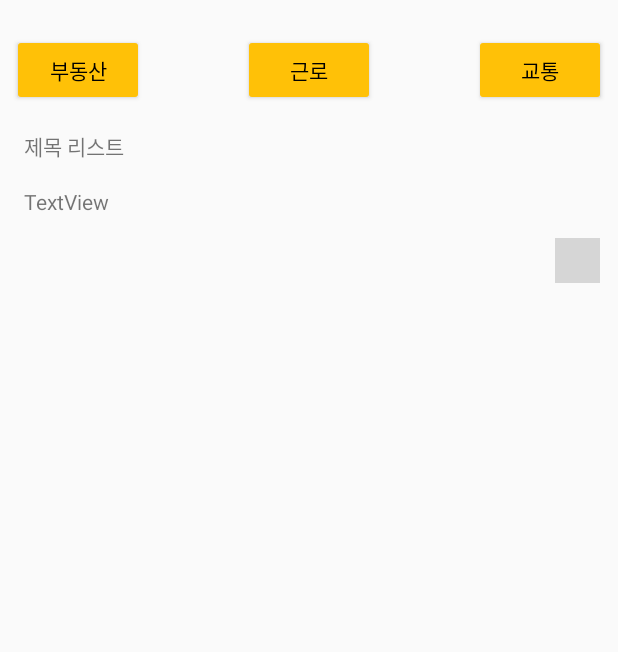
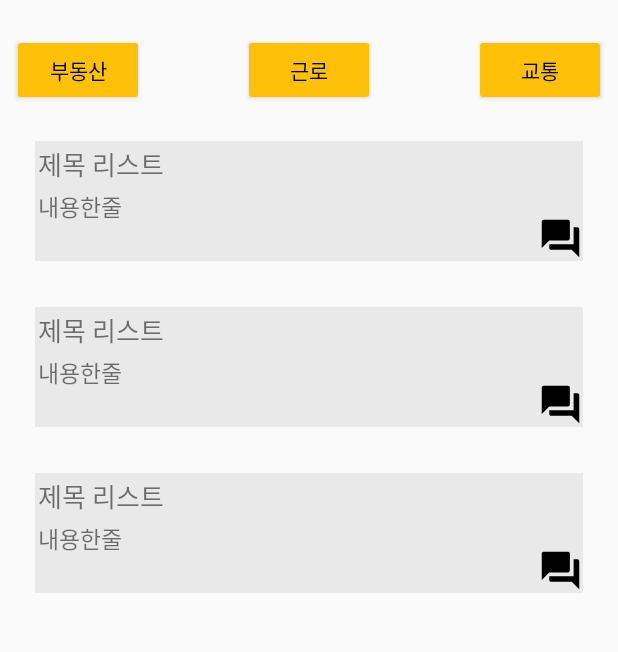
Before and after one commit to snyann/HolLaw_android, an Android app: the layout fragment_community.xml on its own in the app's theme, with its tools: preview values and no code run, on a phone screen of 412 x 824 dp, the part 105-757 px from its top. Run offline under Robolectric (Android 15) with nearby library versions, the phone set to English and light mode, and no system bars; grey boxes are pictures that could not be loaded.

Commit message:
fragment_community.xml와 fragment_community_content_list.xml에 리사이클러뷰 추가, 스크롤바 추가 fragment_community_content.xml에 정민이가 넣은 리사의클러뷰삭제( 해당 레이아웃에 들어갈 기능아님)

```diff
--- a/app/build.gradle
+++ b/app/build.gradle
@@ -35,6 +35,7 @@ dependencies {
     implementation 'androidx.appcompat:appcompat:1.4.2'
     implementation 'com.google.android.material:material:1.6.1'
     implementation 'androidx.constraintlayout:constraintlayout:2.1.4'
+    implementation 'androidx.recyclerview:recyclerview:1.2.1'
     testImplementation 'junit:junit:4.13.2'
     androidTestImplementation 'androidx.test.ext:junit:1.1.3'
     androidTestImplementation 'androidx.test.espresso:espresso-core:3.4.0'
--- a/app/src/main/AndroidManifest.xml
+++ b/app/src/main/AndroidManifest.xml
@@ -22,18 +22,12 @@
                 <category android:name="android.intent.category.LAUNCHER" />
             </intent-filter>
         </activity>
-
-
         <activity
             android:name=".community_writing"
             android:label="게시글작성" />
         <activity
             android:name=".community_content_list"
             android:label="검색결과" />
-        <activity
-            android:name=".LoginActivity"
-            android:label="로그인화면" />
-
     </application>
 
 </manifest>
--- a/app/src/main/java/com/example/RV/Data.java
+++ b/app/src/main/java/com/example/RV/Data.java
@@ -3,6 +3,7 @@ package com.example.RV;
 public class Data {
     private String title;
     private String content;
+    private int iv_comment;
 
     public String getTitle() {
         return title;
--- a/app/src/main/java/com/example/community/community.java
+++ b/app/src/main/java/com/example/community/community.java
@@ -10,7 +10,7 @@ public class community extends Activity {
     @Override
     protected void onCreate(Bundle savedInstanceState) {
         super.onCreate(savedInstanceState);
-        setContentView(R.layout.activity_community);
+        setContentView(R.layout.fragment_community);
         ImageButton ib_writing = (ImageButton) findViewById(R.id.ib_writing);
         ib_writing.setOnClickListener(new View.OnClickListener() {
             @Override
--- a/app/src/main/java/com/example/community/community_content_list.java
+++ b/app/src/main/java/com/example/community/community_content_list.java
@@ -11,8 +11,8 @@ public class community_content_list extends Activity {
     @Override
     protected void onCreate(@Nullable Bundle savedInstanceState) {
         super.onCreate(savedInstanceState);
-        setContentView(R.layout.item_content);
-        ImageButton ib_back=(ImageButton) findViewById(R.id.btn_backspace);
+        setContentView(R.layout.fragment_community_content_list);
+        ImageButton ib_back=(ImageButton) findViewById(R.id.ib_back);
         ib_back.setOnClickListener(new View.OnClickListener() {
             @Override
             public void onClick(View view) {
--- a/app/src/main/res/layout/activity_community.xml
+++ b/app/src/main/res/layout/fragment_community.xml
@@ -6,52 +6,23 @@
     android:layout_height="wrap_content"
     tools:context=".MainActivity">
 
-    <androidx.constraintlayout.widget.ConstraintLayout
-        android:id="@+id/constraintLayout"
+    <androidx.recyclerview.widget.RecyclerView
+        android:id="@+id/recyclerView2"
         android:layout_width="0dp"
         android:layout_height="wrap_content"
         android:layout_marginStart="8dp"
-        android:layout_marginTop="140dp"
+        android:layout_marginTop="8dp"
         android:layout_marginEnd="8dp"
-        android:layout_marginBottom="8dp"
-        app:layout_constraintBottom_toBottomOf="parent"
+        android:layout_weight="1"
+        android:scollbarFadeDuration="0"
+        android:scollbarSize="5dp"
+        android:scrollbarThumbVertical="@android:color/darker_gray"
+        android:scrollbars="vertical"
         app:layout_constraintEnd_toEndOf="parent"
+        app:layout_constraintHorizontal_bias="0.0"
         app:layout_constraintStart_toStartOf="parent"
-        app:layout_constraintTop_toTopOf="parent">
-
-        <TextView
-            android:id="@+id/tv_titlelist"
-            android:layout_width="wrap_content"
-            android:layout_height="30dp"
-            android:layout_marginStart="8dp"
-            android:layout_marginTop="8dp"
-            android:text="제목 리스트"
-            app:layout_constraintStart_toStartOf="parent"
-            app:layout_constraintTop_toTopOf="parent" />
-
-        <TextView
-            android:id="@+id/tv_content"
-            android:layout_width="wrap_content"
-            android:layout_height="60dp"
-            android:layout_marginStart="8dp"
-            android:layout_marginTop="8dp"
-            android:layout_marginBottom="8dp"
-            android:text="TextView"
-            app:layout_constraintBottom_toBottomOf="parent"
-            app:layout_constraintStart_toStartOf="parent"
-            app:layout_constraintTop_toBottomOf="@+id/tv_titlelist" />
-
-        <ImageButton
-            android:id="@+id/ib_comment"
-            android:layout_width="30dp"
-            android:layout_height="30dp"
-            android:layout_marginEnd="4dp"
-            android:layout_marginBottom="4dp"
-            app:layout_constraintBottom_toBottomOf="parent"
-            app:layout_constraintEnd_toEndOf="parent"
-            app:srcCompat="@drawable/speech_bubble" />
-
-    </androidx.constraintlayout.widget.ConstraintLayout>
+        app:layout_constraintTop_toBottomOf="@+id/btn_work"
+        tools:listitem="@layout/item_content" />
 
     <TextView
         android:id="@+id/textView"
@@ -90,11 +61,9 @@
         android:layout_height="wrap_content"
         android:layout_marginStart="8dp"
         android:layout_marginTop="25dp"
-        android:layout_marginBottom="8dp"
         android:backgroundTint="#FFC107"
         android:text="부동산"
         android:textColor="#000000"
-        app:layout_constraintBottom_toTopOf="@+id/constraintLayout"
         app:layout_constraintStart_toStartOf="parent"
         app:layout_constraintTop_toBottomOf="@+id/textView" />
 
```
Also changed, not shown: app/src/main/java/com/example/community/MainActivity.java (+14 -18 lines), app/src/main/res/layout/fragment_community_content.xml (renamed from app/src/main/res/layout/community_content.xml, +0 -8 lines), app/src/main/res/layout/fragment_community_content_list.xml (added, +62 -0 lines), app/src/main/res/layout/item_community_content_list.xml (added, +52 -0 lines).
